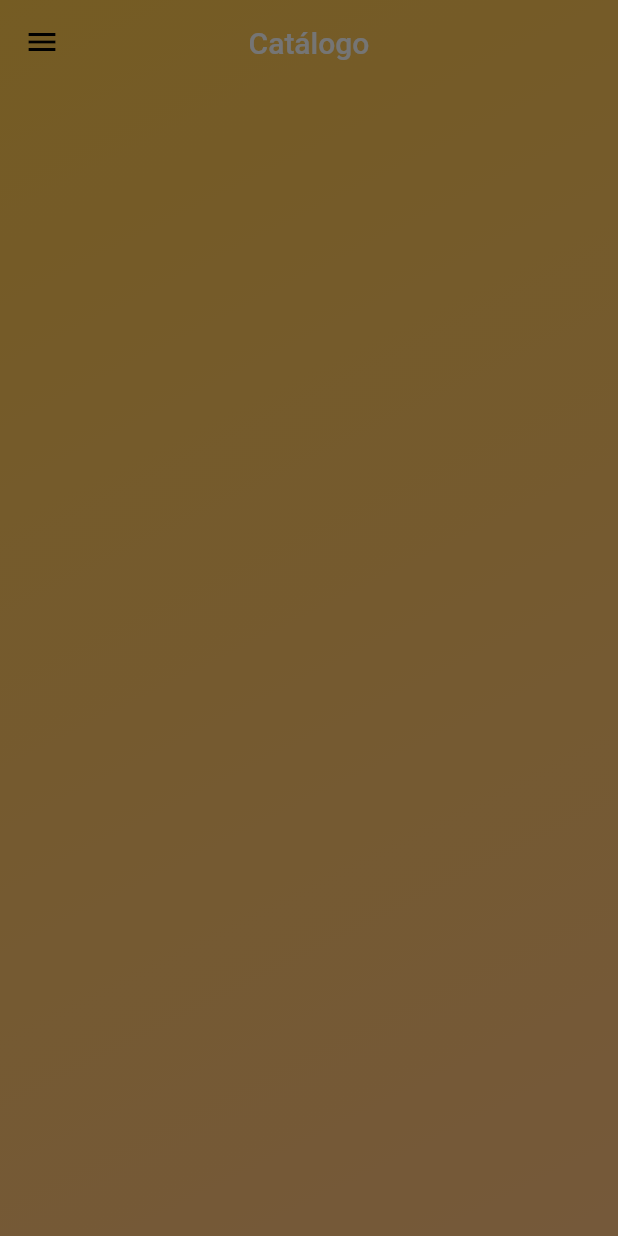
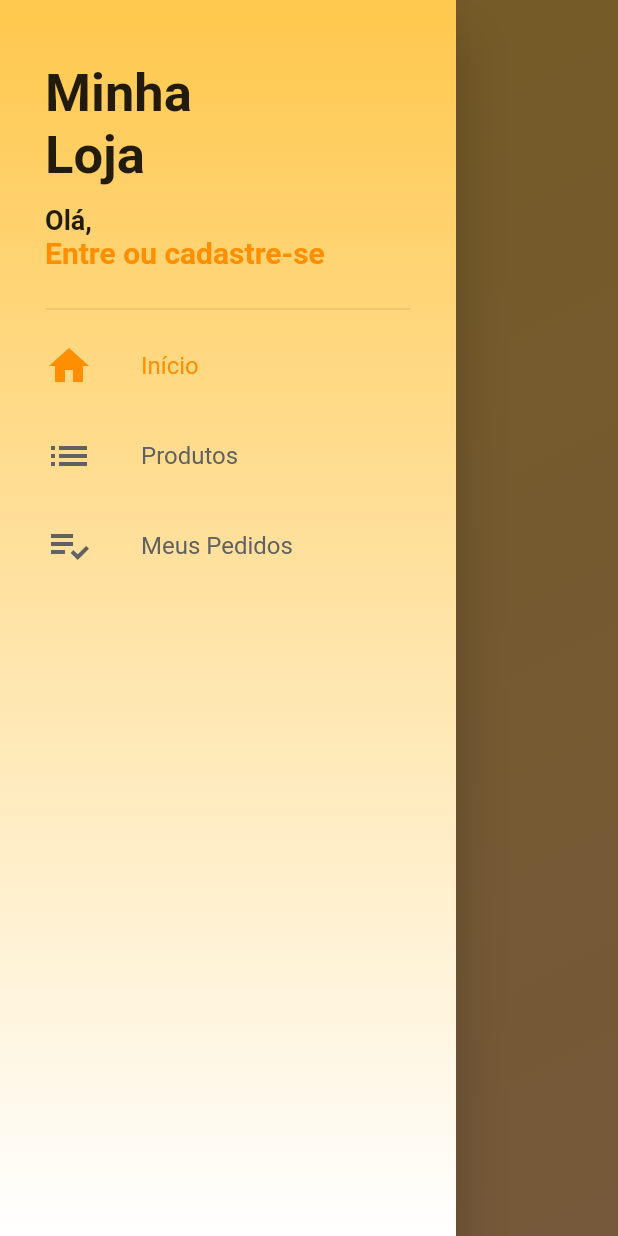
Before and after one commit to LucssCarvalho/ecommerce, a Flutter app: the screen it shows after launch, with the side drawer open, on a phone screen of 412 x 824 dp. Run offline on Flutter 3.47's test engine with Material 2 defaults, Android fonts, the phone set to English and light mode, and no system bars; our stand-ins replace cloud_firestore, transparent_image; accounts and stored records are empty.

Commit message:
add drawer

```diff
--- a/lib/Screens/home_screen.dart
+++ b/lib/Screens/home_screen.dart
@@ -13,8 +13,14 @@ class HomeScreen extends StatelessWidget {
       children: <Widget>[
         Scaffold(
           body: HomeTab(),
-          drawer: CustomDrawer(),
-        )
+          drawer: CustomDrawer(_pageController),
+        ),
+        Container(
+          color: Colors.red,
+        ),
+        Container(
+          color: Colors.blue,
+        ),
       ],
     );
   }
--- /dev/null
+++ b/lib/tiles/drawerTile.dart
@@ -0,0 +1,51 @@
+import 'package:flutter/material.dart';
+
+class DrawerTile extends StatelessWidget {
+  final IconData icon;
+  final String text;
+  final PageController controller;
+  final int page;
+
+  DrawerTile(
+    this.icon,
+    this.text,
+    this.controller,
+    this.page,
+  );
+
+  @override
+  Widget build(BuildContext context) {
+    return Material(
+      color: Colors.transparent,
+      child: InkWell(
+        onTap: () {
+          Navigator.of(context).pop();
+          controller.jumpToPage(page);
+        },
+        child: Container(
+            height: 60.0,
+            child: Row(
+              children: <Widget>[
+                Icon(icon,
+                    size: 32,
+                    color: controller.page.round() == page
+                        ? Colors.amber[800]
+                        : Colors.grey[700]),
+                SizedBox(
+                  width: 32,
+                ),
+                Text(
+                  text,
+                  style: TextStyle(
+                    fontSize: 16.0,
+                    color: controller.page.round() == page
+                        ? Colors.amber[800]
+                        : Colors.grey[700],
+                  ),
+                )
+              ],
+            )),
+      ),
+    );
+  }
+}
--- a/lib/widgets/custom_drawer.dart
+++ b/lib/widgets/custom_drawer.dart
@@ -1,8 +1,80 @@
+import 'package:ecommerce/tiles/drawerTile.dart';
 import 'package:flutter/material.dart';
 
 class CustomDrawer extends StatelessWidget {
+  final PageController pageController;
+
+  CustomDrawer(this.pageController);
+
+  Widget _buildDrawerBack() => Container(
+        decoration: BoxDecoration(
+          gradient: LinearGradient(
+              colors: [Color.fromRGBO(255, 200, 77, 1), Colors.white],
+              begin: Alignment.topCenter,
+              end: Alignment.bottomCenter),
+        ),
+      );
+
   @override
   Widget build(BuildContext context) {
-    return Container();
+    return Drawer(
+      child: Stack(
+        children: <Widget>[
+          _buildDrawerBack(),
+          ListView(
+            padding: EdgeInsets.only(left: 30.0, right: 30.0, top: 18.0),
+            children: <Widget>[
+              Container(
+                margin: EdgeInsets.only(bottom: 10),
+                padding: EdgeInsets.fromLTRB(0.0, 16, 16, 8),
+                height: 170,
+                child: Stack(
+                  children: <Widget>[
+                    Positioned(
+                      top: 8,
+                      left: 0,
+                      child: Text(
+                        'Minha\nLoja',
+                        style: TextStyle(
+                            fontSize: 35, fontWeight: FontWeight.bold),
+                      ),
+                    ),
+                    Positioned(
+                      left: 0.0,
+                      bottom: 0.0,
+                      child: Column(
+                        crossAxisAlignment: CrossAxisAlignment.start,
+                        children: <Widget>[
+                          Text(
+                            'Olá,',
+                            style: TextStyle(
+                                fontSize: 18, fontWeight: FontWeight.bold),
+                          ),
+                          GestureDetector(
+                            child: Text(
+                              'Entre ou cadastre-se',
+                              style: TextStyle(
+                                  color: Colors.amber[800],
+                                  fontSize: 20,
+                                  fontWeight: FontWeight.bold),
+                            ),
+                            onTap: () {},
+                          )
+                        ],
+                      ),
+                    )
+                  ],
+                ),
+              ),
+              Divider(),
+              DrawerTile(Icons.home, "Início", pageController, 0),
+              DrawerTile(Icons.list, "Produtos", pageController, 1),
+              DrawerTile(
+                  Icons.playlist_add_check, "Meus Pedidos", pageController, 2),
+            ],
+          )
+        ],
+      ),
+    );
   }
 }
```
